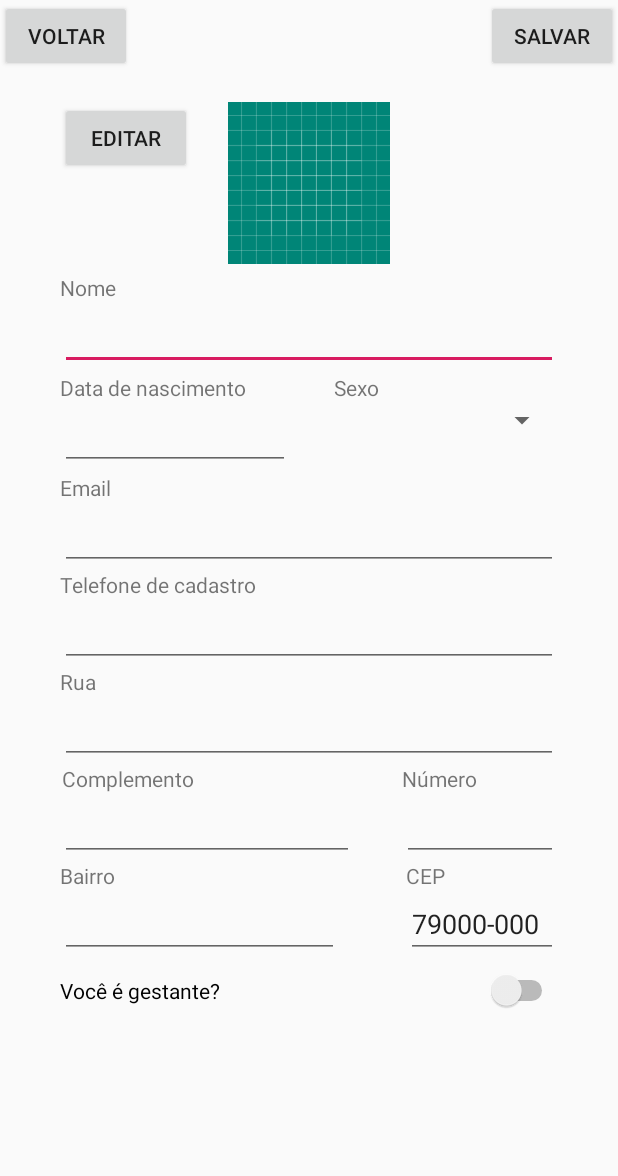
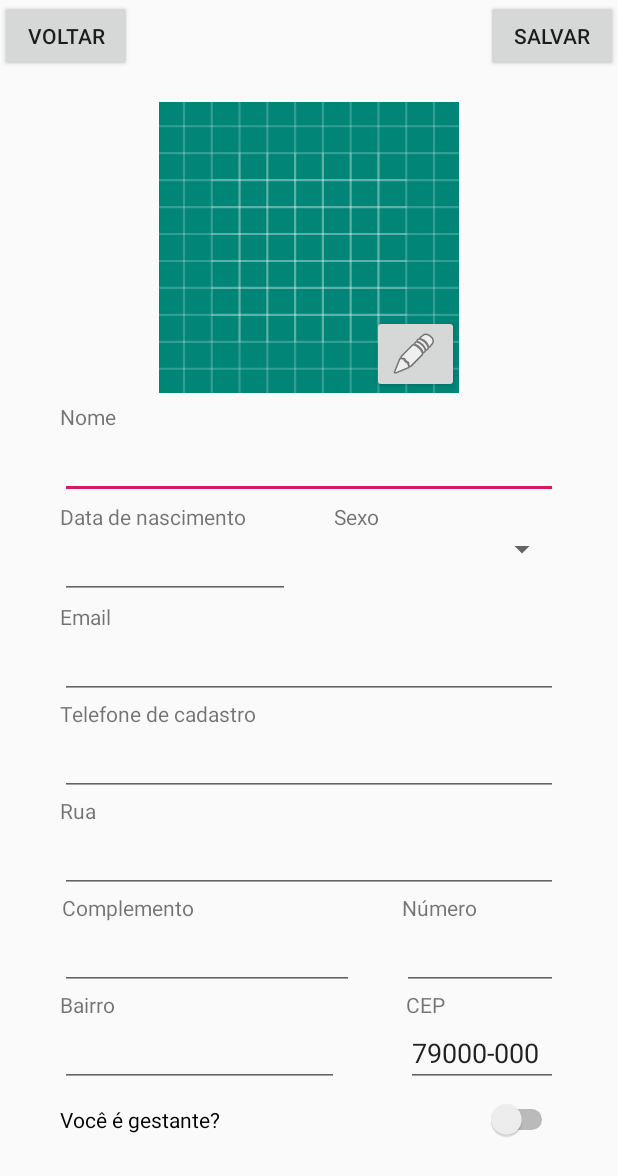
Before and after one commit to luan-vilela/AppSaude, an Android app: the layout activity_configuracao.xml on its own in the app's theme, with its tools: preview values and no code run, on a phone screen of 412 x 824 dp. Shown: the top 1176 px of the screen. Run offline under Robolectric (Android 15) with nearby library versions, the phone set to English and light mode, and no system bars.

Commit message:
Aplicativo em full screen e modificação layout

```diff
--- a/app/src/main/AndroidManifest.xml
+++ b/app/src/main/AndroidManifest.xml
@@ -22,7 +22,7 @@
         android:label="@string/app_name"
         android:roundIcon="@mipmap/ic_launcher_round"
         android:supportsRtl="true"
-        android:theme="@style/AppTheme">
+        android:theme="@style/AppThemeNoActionBar">
         <activity android:name=".Historico"></activity>
         <activity android:name=".Configuracao" />
         <activity android:name=".MeusDocumentos" />
--- a/app/src/main/res/layout/activity_configuracao.xml
+++ b/app/src/main/res/layout/activity_configuracao.xml
@@ -51,21 +51,24 @@
             android:paddingBottom="30dp">
 
             <FrameLayout
-                android:layout_width="match_parent"
-                android:layout_height="wrap_content"
+                android:layout_width="200dp"
+                android:layout_height="200dp"
+                android:layout_gravity="center"
                 android:paddingBottom="6dp">
 
                 <ImageView
                     android:id="@+id/imageView"
                     android:layout_width="match_parent"
-                    android:layout_height="wrap_content"
-                    app:srcCompat="@drawable/ic_launcher_background" />
+                    android:layout_height="match_parent"
+                    android:background="@drawable/ic_launcher_background" />
 
                 <Button
                     android:id="@+id/button"
-                    android:layout_width="wrap_content"
+                    android:layout_width="58dp"
                     android:layout_height="wrap_content"
-                    android:text="@string/btnEditar" />
+                    android:layout_gravity="bottom|right"
+                    android:drawableLeft="@android:drawable/ic_menu_edit"
+                    android:visibility="visible" />
 
             </FrameLayout>
 
@@ -133,7 +136,8 @@
                     <Spinner
                         android:id="@+id/generos"
                         android:layout_width="match_parent"
-                        android:layout_height="wrap_content" />
+                        android:layout_height="wrap_content"
+                        android:spinnerMode="dropdown" />
 
                 </LinearLayout>
 
--- a/app/src/main/res/values/styles.xml
+++ b/app/src/main/res/values/styles.xml
@@ -8,4 +8,11 @@
         <item name="colorAccent">@color/colorAccent</item>
     </style>
 
+    <style name="AppThemeNoActionBar" parent="Theme.AppCompat.Light.NoActionBar">
+        <!-- Customize your theme here. -->
+        <item name="colorPrimary">@color/colorPrimary</item>
+        <item name="colorPrimaryDark">@color/colorPrimaryDark</item>
+        <item name="colorAccent">@color/colorAccent</item>
+    </style>
+
 </resources>
```
Also changed, not shown: app/src/main/res/drawable/bg_image_view_profile.xml (added, +13 -0 lines), app/src/main/res/layout/activity_main.xml (+18 -8 lines).
